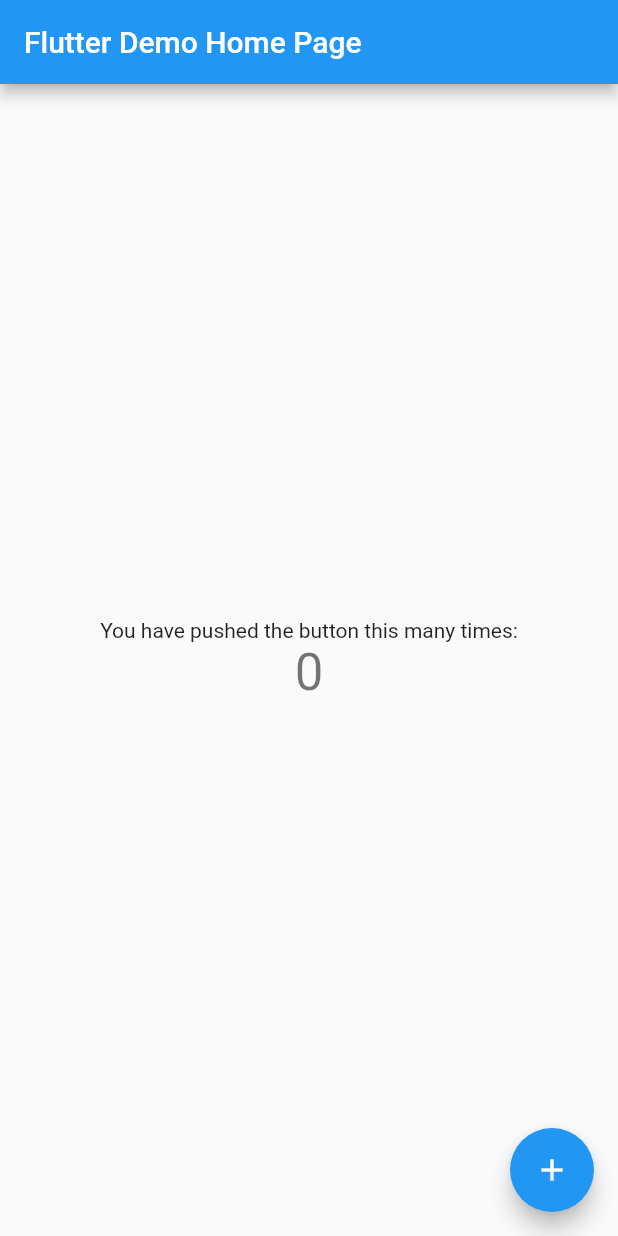
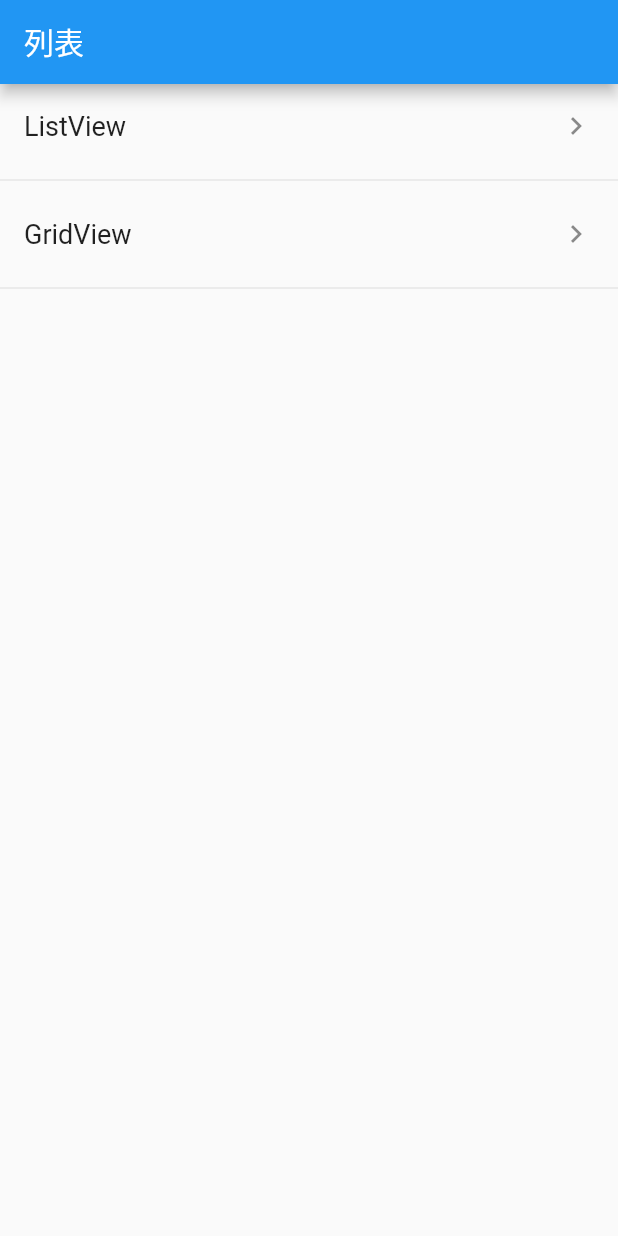
Before and after one commit to ShiXianjun-2016/flutter_learn, a Flutter app: the screen it shows after launch, on a phone screen of 412 x 824 dp. Run offline on Flutter 3.47's test engine with Material 2 defaults, Android fonts, the phone set to English and light mode, and no system bars.

Commit message:
no message

```diff
--- a/lib/main.dart
+++ b/lib/main.dart
@@ -1,111 +1,52 @@
 import 'package:flutter/material.dart';
+import 'widget/ListView.dart';
 
-void main() => runApp(MyApp());
+void main() => runApp(LearnApp());
 
-class MyApp extends StatelessWidget {
-  // This widget is the root of your application.
-  @override
-  Widget build(BuildContext context) {
-    return MaterialApp(
-      title: 'Flutter Demo',
-      theme: ThemeData(
-        // This is the theme of your application.
-        //
-        // Try running your application with "flutter run". You'll see the
-        // application has a blue toolbar. Then, without quitting the app, try
-        // changing the primarySwatch below to Colors.green and then invoke
-        // "hot reload" (press "r" in the console where you ran "flutter run",
-        // or simply save your changes to "hot reload" in a Flutter IDE).
-        // Notice that the counter didn't reset back to zero; the application
-        // is not restarted.
-        primarySwatch: Colors.blue,
-      ),
-      home: MyHomePage(title: 'Flutter Demo Home Page'),
-    );
-  }
-}
-
-class MyHomePage extends StatefulWidget {
-  MyHomePage({Key key, this.title}) : super(key: key);
-
-  // This widget is the home page of your application. It is stateful, meaning
-  // that it has a State object (defined below) that contains fields that affect
-  // how it looks.
-
-  // This class is the configuration for the state. It holds the values (in this
-  // case the title) provided by the parent (in this case the App widget) and
-  // used by the build method of the State. Fields in a Widget subclass are
-  // always marked "final".
-
-  final String title;
-
-  @override
-  _MyHomePageState createState() => _MyHomePageState();
-}
-
-class _MyHomePageState extends State<MyHomePage> {
-  int _counter = 0;
-
-  void _incrementCounter() {
-    setState(() {
-      // This call to setState tells the Flutter framework that something has
-      // changed in this State, which causes it to rerun the build method below
-      // so that the display can reflect the updated values. If we changed
-      // _counter without calling setState(), then the build method would not be
-      // called again, and so nothing would appear to happen.
-      _counter++;
-    });
-  }
+class LearnApp extends StatelessWidget {
+  final List<String> arrItems = ["ListView", "GridView"];
 
   @override
   Widget build(BuildContext context) {
-    // This method is rerun every time setState is called, for instance as done
-    // by the _incrementCounter method above.
-    //
-    // The Flutter framework has been optimized to make rerunning build methods
-    // fast, so that you can just rebuild anything that needs updating rather
-    // than having to individually change instances of widgets.
-    return Scaffold(
-      appBar: AppBar(
-        // Here we take the value from the MyHomePage object that was created by
-        // the App.build method, and use it to set our appbar title.
-        title: Text(widget.title),
+    // TODO: implement build
+    return MaterialApp(
+      title: "Learn",
+      home: Scaffold(
+        appBar: AppBar(
+          title: Text("列表"),
+        ),
+        body: ListView.builder(
+            itemCount: this.arrItems.length * 2,
+            itemBuilder: (context, index) {
+              if (index.isOdd) return new Divider();
+              final i = index ~/ 2;
+              return _buildRow(this.arrItems[i], i, context);
+            }),
       ),
-      body: Center(
-        // Center is a layout widget. It takes a single child and positions it
-        // in the middle of the parent.
-        child: Column(
-          // Column is also layout widget. It takes a list of children and
-          // arranges them vertically. By default, it sizes itself to fit its
-          // children horizontally, and tries to be as tall as its parent.
-          //
-          // Invoke "debug painting" (press "p" in the console, choose the
-          // "Toggle Debug Paint" action from the Flutter Inspector in Android
-          // Studio, or the "Toggle Debug Paint" command in Visual Studio Code)
-          // to see the wireframe for each widget.
-          //
-          // Column has various properties to control how it sizes itself and
-          // how it positions its children. Here we use mainAxisAlignment to
-          // center the children vertically; the main axis here is the vertical
-          // axis because Columns are vertical (the cross axis would be
-          // horizontal).
-          mainAxisAlignment: MainAxisAlignment.center,
-          children: <Widget>[
-            Text(
-              'You have pushed the button this many times:',
-            ),
-            Text(
-              '$_counter',
-              style: Theme.of(context).textTheme.display1,
-            ),
-          ],
-        ),
-      ),
-      floatingActionButton: FloatingActionButton(
-        onPressed: _incrementCounter,
-        tooltip: 'Increment',
-        child: Icon(Icons.add),
-      ), // This trailing comma makes auto-formatting nicer for build methods.
     );
   }
+
+  Widget _buildRow(String item, int index, BuildContext context) {
+    return new ListTile(
+      title: new Text(
+        item,
+        style: const TextStyle(fontSize: 18.0),
+      ),
+      trailing: new Icon(Icons.keyboard_arrow_right),
+      onTap: () {
+        this._pushNextPage(index, context);
+      },
+    );
+  }
+
+  void _pushNextPage(@required int index, @required BuildContext context) {
+    switch (index) {
+      case 0:
+        {
+          Navigator.push(context,
+              new MaterialPageRoute(builder: (context) => new ListViewPage()));
+        }
+        break;
+    }
+  }
 }
--- /dev/null
+++ b/lib/widget/ListView.dart
@@ -0,0 +1,15 @@
+import 'package:flutter/material.dart';
+
+class ListViewPage extends StatelessWidget{
+
+  @override
+  Widget build(BuildContext context) {
+    // TODO: implement build
+    return Scaffold(
+      appBar: AppBar(
+        title: Text("ListView"),
+      ),
+
+    );
+  }
+}
```
